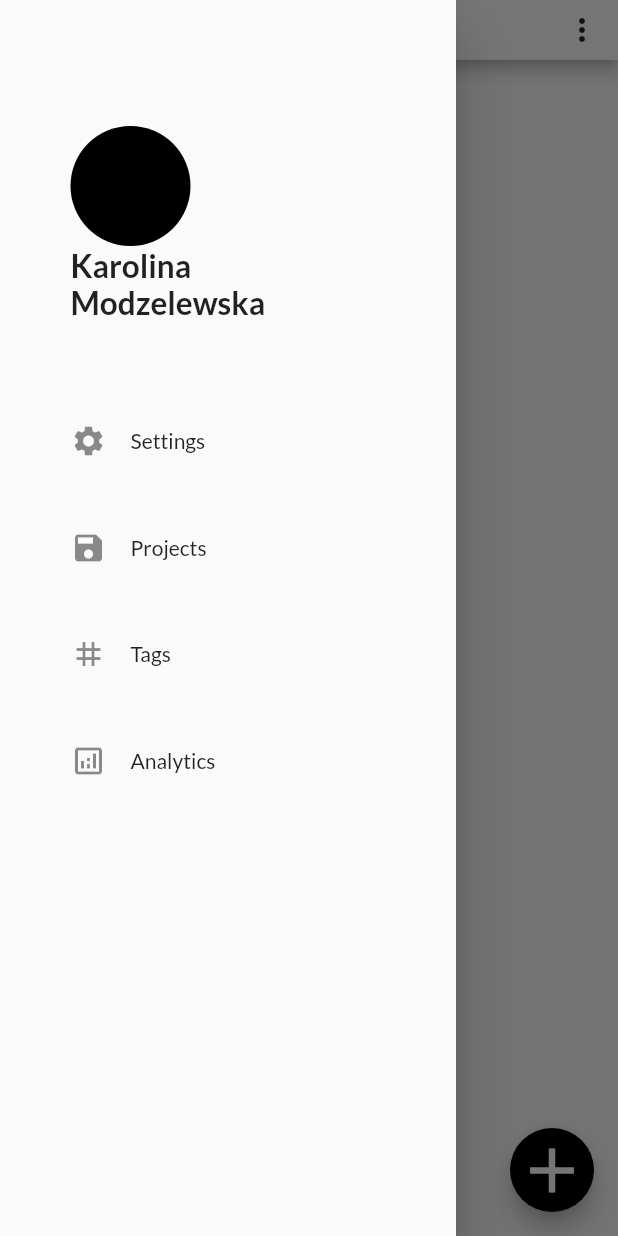
After one commit to BartoszRudnik/ProductiveAppFrontend, a Flutter app: the TaskScreen screen opened by its route, with the side drawer open, on a phone screen of 412 x 824 dp. The commit adds this screen. Run offline on Flutter 3.47's test engine with Material 2 defaults, Android fonts, the phone set to English and light mode, and no system bars.

Commit message:
projekt szuflady i głownego paska dla ekranu z zadaniami

```diff
--- a/lib/widgets/login_widget.dart
+++ b/lib/login/widgets/login_widget.dart
@@ -1,4 +1,5 @@
 import 'package:flutter/material.dart';
+import 'package:productive_app/task_page/task_screens/task_screen.dart';
 
 import 'login_greet.dart';
 
--- a/lib/main.dart
+++ b/lib/main.dart
@@ -1,7 +1,8 @@
 import 'package:flutter/material.dart';
+import 'package:productive_app/task_page/task_screens/task_screen.dart';
 
-import 'screens/entry_screen.dart';
-import 'screens/login_screen.dart';
+import 'login/screens/entry_screen.dart';
+import 'login/screens/login_screen.dart';
 
 void main() => runApp(MyApp());
 
@@ -40,6 +41,7 @@ class MyApp extends StatelessWidget {
       home: EntryScreen(),
       routes: {
         LoginScreen.routeName: (ctx) => LoginScreen(),
+        TaskScreen.routeName: (ctx) => TaskScreen(),
       },
     );
   }
--- /dev/null
+++ b/lib/task_page/appbar/task_appBar.dart
@@ -0,0 +1,31 @@
+import 'package:flutter/material.dart';
+import 'package:flutter/services.dart';
+
+class TaskAppBar extends StatelessWidget with PreferredSizeWidget {
+  @override
+  Widget build(BuildContext context) {
+    return AppBar(
+      title: Text(
+        'Today',
+        style: TextStyle(
+          fontSize: 24,
+          fontWeight: FontWeight.bold,
+          color: Theme.of(context).primaryColor,
+        ),
+      ),
+      systemOverlayStyle: SystemUiOverlayStyle(statusBarColor: Colors.black),
+      backgroundColor: Theme.of(context).accentColor,
+      iconTheme: Theme.of(context).iconTheme,
+      brightness: Brightness.dark,
+      actions: <Widget>[
+        PopupMenuButton(
+          icon: Icon(Icons.more_vert),
+          itemBuilder: (_) => [],
+        ),
+      ],
+    );
+  }
+
+  @override
+  Size get preferredSize => Size.fromHeight(40);
+}
--- /dev/null
+++ b/lib/task_page/drawers/main_drawer.dart
@@ -0,0 +1,76 @@
+import 'package:flutter/material.dart';
+import 'package:productive_app/task_page/widgets/drawerListTile.dart';
+
+class MainDrawer extends StatelessWidget {
+  final String username;
+
+  MainDrawer({
+    @required this.username,
+  });
+
+  @override
+  Widget build(BuildContext context) {
+    return Drawer(
+      child: Container(
+        margin: EdgeInsets.only(
+          left: 47,
+          top: 84,
+        ),
+        child: Column(
+          mainAxisAlignment: MainAxisAlignment.start,
+          crossAxisAlignment: CrossAxisAlignment.start,
+          children: <Widget>[
+            Container(
+              width: 80,
+              height: 80,
+              child: CircleAvatar(
+                backgroundColor: Theme.of(context).primaryColor,
+              ),
+            ),
+            Container(
+              width: 210,
+              height: 72,
+              child: ListView(
+                children: username
+                    .split(' ')
+                    .map((e) => Text(
+                          e,
+                          style: TextStyle(
+                            fontWeight: FontWeight.bold,
+                            fontSize: 21,
+                          ),
+                        ))
+                    .toList(),
+              ),
+            ),
+            SizedBox(
+              height: 30,
+            ),
+            DrawerListTile(
+              icon: Icons.settings,
+              title: 'Settings',
+            ),
+            SizedBox(
+              height: 15,
+            ),
+            DrawerListTile(
+              icon: Icons.save,
+              title: 'Projects',
+            ),
+            SizedBox(
+              height: 15,
+            ),
+            DrawerListTile(icon: Icons.tag, title: 'Tags'),
+            SizedBox(
+              height: 15,
+            ),
+            DrawerListTile(
+              icon: Icons.analytics_outlined,
+              title: 'Analytics',
+            ),
+          ],
+        ),
+      ),
+    );
+  }
+}
--- /dev/null
+++ b/lib/task_page/task_screens/task_screen.dart
@@ -0,0 +1,28 @@
+import 'package:flutter/material.dart';
+import 'package:productive_app/task_page/appbar/task_appBar.dart';
+import 'package:productive_app/task_page/drawers/main_drawer.dart';
+
+class TaskScreen extends StatelessWidget {
+  static const routeName = '/task-screen';
+
+  String username = 'Karolina Modzelewska';
+
+  @override
+  Widget build(BuildContext context) {
+    return Scaffold(
+      appBar: TaskAppBar(),
+      drawer: MainDrawer(
+        username: this.username,
+      ),
+      floatingActionButton: FloatingActionButton(
+        child: Icon(
+          Icons.add,
+          color: Theme.of(context).accentColor,
+          size: 50,
+        ),
+        onPressed: () {},
+        backgroundColor: Theme.of(context).primaryColor,
+      ),
+    );
+  }
+}
--- /dev/null
+++ b/lib/task_page/widgets/drawerListTile.dart
@@ -0,0 +1,22 @@
+import 'package:flutter/material.dart';
+
+class DrawerListTile extends StatelessWidget {
+  final IconData icon;
+  final String title;
+
+  DrawerListTile({
+    @required this.icon,
+    @required this.title,
+  });
+
+  @override
+  Widget build(BuildContext context) {
+    return ListTile(
+      minLeadingWidth: 16,
+      contentPadding: EdgeInsets.symmetric(horizontal: 0),
+      leading: Icon(this.icon),
+      title: Text(this.title),
+      onTap: () {},
+    );
+  }
+}
```
Also changed, not shown: lib/login/appBars/login_appbar.dart (renamed from lib/appBars/login_appbar.dart), lib/login/buttons/login_button.dart (renamed from lib/buttons/login_button.dart), lib/login/screens/entry_screen.dart (renamed from lib/screens/entry_screen.dart), lib/login/screens/login_screen.dart (renamed from lib/screens/login_screen.dart), lib/login/widgets/login_greet.dart (renamed from lib/widgets/login_greet.dart).
